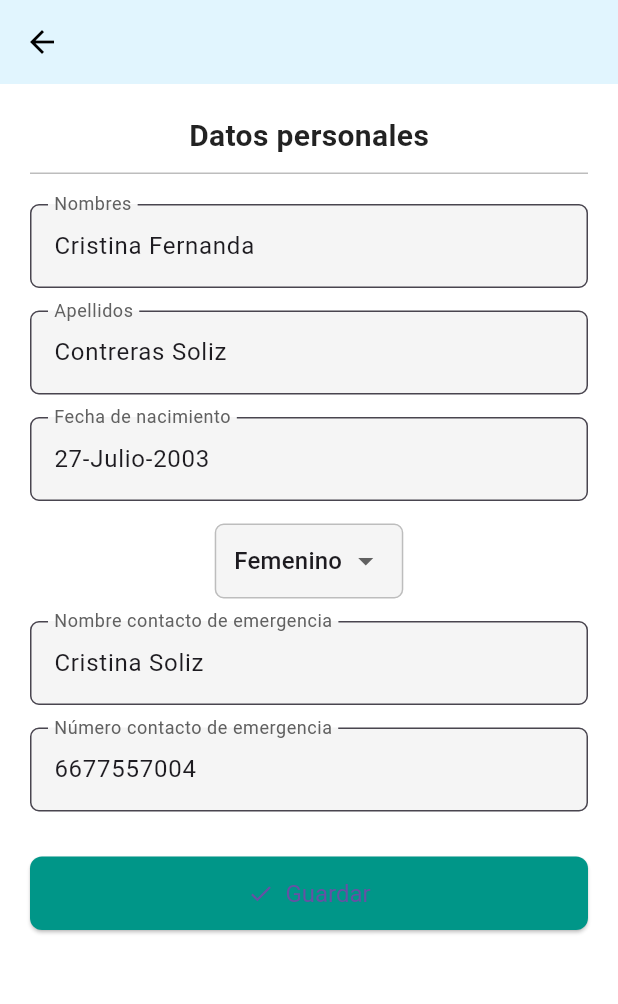
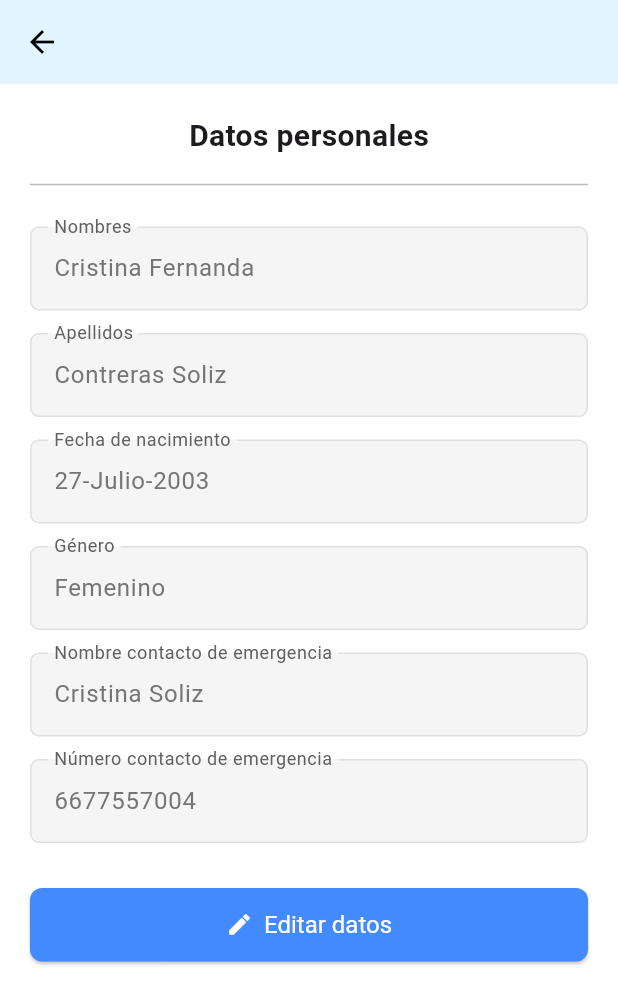
Before and after one commit to Samuel1722003/EmerScanFrontend, a Flutter app: the screen it shows after launch, after a tap on "Datos personales", on a phone screen of 412 x 824 dp. Shown: the top 1004 px of the screen. Run offline on Flutter 3.47's test engine with Material 3 defaults, Android fonts, the phone set to English and light mode, and no system bars.

Commit message:
Cambios de muchas pantallas

```diff
--- a/hfe_frontend/lib/screens/home.dart
+++ b/hfe_frontend/lib/screens/home.dart
@@ -17,27 +17,37 @@ class HomeScreen extends StatelessWidget {
 
   Widget _buildDrawer(BuildContext context) {
     return Drawer(
-      child: ListView(
-        padding: EdgeInsets.zero,
+      child: Column(
         children: [
-          // Header del Drawer
-          DrawerHeader(
-            decoration: BoxDecoration(
-              color: Colors.lightBlue[50],
+          // Encabezado con imagen y nombre
+          UserAccountsDrawerHeader(
+            decoration: BoxDecoration(color: Colors.lightBlue[50]),
+            currentAccountPicture: CircleAvatar(
+              backgroundColor: Colors.white,
+              child: Icon(Icons.person, size: 50, color: Colors.grey),
             ),
-            child: Text(
-              'Menú',
+            accountName: Text(
+              'Cristina',
               style: TextStyle(
+                fontSize: 18,
+                fontWeight: FontWeight.bold,
                 color: Colors.black87,
-                fontSize: 24,
               ),
             ),
+            accountEmail: null,
           ),
 
+          // Opciones de menú
+          Expanded(
+            child: Column(
+              children: [
                 // Opción Datos personales
                 ListTile(
-            leading: Icon(Icons.person),
-            title: Text('Datos personales'),
+                  leading: Icon(Icons.person, color: Colors.blueGrey),
+                  title: Text(
+                    'Datos personales',
+                    style: TextStyle(color: Colors.black87),
+                  ),
                   onTap: () {
                     Navigator.pushNamed(context, 'PersonalDataScreen');
                   },
@@ -45,8 +55,11 @@ class HomeScreen extends StatelessWidget {
 
                 // Opción Datos médicos
                 ListTile(
-            leading: Icon(Icons.medical_services),
-            title: Text('Datos médicos'),
+                  leading: Icon(Icons.medical_services, color: Colors.blueGrey),
+                  title: Text(
+                    'Datos médicos',
+                    style: TextStyle(color: Colors.black87),
+                  ),
                   onTap: () {
                     Navigator.pushNamed(context, 'MedicalDataScreen');
                   },
@@ -54,13 +67,26 @@ class HomeScreen extends StatelessWidget {
 
                 Divider(),
 
-          // Cerrar sesión
                 ListTile(
-            leading: Icon(Icons.logout),
-            title: Text('Cerrar sesión'),
+                  leading: Icon(Icons.settings, color: Colors.grey[700]),
+                  title: Text(
+                    'Ajustes',
+                    style: TextStyle(color: Colors.grey[700]),
+                  ),
+                  onTap: () {},
+                ),
+                ListTile(
+                  leading: Icon(Icons.exit_to_app, color: Colors.grey[700]),
+                  title: Text(
+                    'Salir',
+                    style: TextStyle(color: Colors.grey[700]),
+                  ),
                   onTap: () {
                     Navigator.pushReplacementNamed(context, 'LoginScreen');
                   },
+                ),
+              ],
+            ),
           ),
         ],
       ),
@@ -109,7 +135,12 @@ class HomeScreen extends StatelessWidget {
     );
   }
 
-  Widget _buildHomeButton(BuildContext context, {required IconData icon, required String label, required Function() onTap}) {
+  Widget _buildHomeButton(
+    BuildContext context, {
+    required IconData icon,
+    required String label,
+    required Function() onTap,
+  }) {
     return GestureDetector(
       onTap: onTap,
       child: Column(
@@ -121,11 +152,7 @@ class HomeScreen extends StatelessWidget {
               color: Colors.blueGrey[50],
               borderRadius: BorderRadius.circular(8),
             ),
-            child: Icon(
-              icon,
-              size: 70,
-              color: Colors.blueGrey,
-            ),
+            child: Icon(icon, size: 70, color: Colors.blueGrey),
           ),
           SizedBox(height: 10),
           Text(
--- a/hfe_frontend/lib/screens/login.dart
+++ b/hfe_frontend/lib/screens/login.dart
@@ -2,7 +2,7 @@
 
 import 'package:flutter/material.dart';
 import 'package:hfe_frontend/screens/screen.dart';
-import 'package:hfe_frontend/widgets/inputText.dart';
+import 'package:hfe_frontend/screens/widgets.dart';
 
 class LoginScreen extends StatelessWidget {
   const LoginScreen({super.key});
--- a/hfe_frontend/lib/screens/screen.dart
+++ b/hfe_frontend/lib/screens/screen.dart
@@ -4,8 +4,6 @@ library;
 export 'package:hfe_frontend/screens/error.dart';
 export 'package:hfe_frontend/screens/home.dart';
 export 'package:hfe_frontend/screens/register.dart';
-export 'package:hfe_frontend/widgets/MenuButton.dart';
-export 'package:hfe_frontend/widgets/MedicalCard.dart';
 export 'package:hfe_frontend/screens/screen_personal_data.dart';
 export 'package:hfe_frontend/screens/screen_medical_data.dart';
 export 'package:hfe_frontend/screens/settings.dart';
--- a/hfe_frontend/lib/screens/screen_medical_data.dart
+++ b/hfe_frontend/lib/screens/screen_medical_data.dart
@@ -1,5 +1,5 @@
 import 'package:flutter/material.dart';
-import 'package:hfe_frontend/screens/screen.dart';
+import 'package:hfe_frontend/screens/widgets.dart';
 
 class ScreenMedicalData extends StatelessWidget {
   const ScreenMedicalData({super.key});
@@ -24,10 +24,16 @@ class ScreenMedicalData extends StatelessWidget {
 
             // Contenedor para mostrar los cuadros de información
             Expanded(
-              child: Wrap(
-                spacing: 16,
-                runSpacing: 16,
-                children: const [
+              child: GridView.builder(
+                gridDelegate: SliverGridDelegateWithFixedCrossAxisCount(
+                  crossAxisCount: 2, // Dos columnas
+                  crossAxisSpacing: 16.0, // Espacio entre columnas
+                  mainAxisSpacing: 16.0, // Espacio entre filas
+                ),
+                itemCount: 7, // Número total de elementos
+                itemBuilder: (context, index) {
+                  // Creación de los MedicalCard según el índice
+                  List<Widget> medicalCards = const [
                     MedicalCard(
                       title: "Grupo Sanguíneo",
                       content: "O+",
@@ -70,7 +76,10 @@ class ScreenMedicalData extends StatelessWidget {
                       icon: Icons.local_hospital,
                       color: Colors.indigo,
                     ),
-                ],
+                  ];
+
+                  return medicalCards[index];
+                },
               ),
             ),
           ],
--- a/hfe_frontend/lib/screens/screen_personal_data.dart
+++ b/hfe_frontend/lib/screens/screen_personal_data.dart
@@ -1,4 +1,5 @@
 import 'package:flutter/material.dart';
+import 'package:hfe_frontend/screens/widgets.dart';
 
 class PersonalDataScreen extends StatefulWidget {
   const PersonalDataScreen({super.key});
@@ -8,7 +9,6 @@ class PersonalDataScreen extends StatefulWidget {
 }
 
 class _PersonalDataScreenState extends State<PersonalDataScreen> {
-  // Controladores de texto para los campos
   final TextEditingController _firstNameController = TextEditingController(
     text: "Cristina Fernanda",
   );
@@ -25,159 +25,130 @@ class _PersonalDataScreenState extends State<PersonalDataScreen> {
     text: "6677557004",
   );
 
-  // Valor seleccionado para el género
   String _selectedGender = "Femenino";
+  bool _isEditing = false;
 
   @override
   Widget build(BuildContext context) {
     return Scaffold(
       backgroundColor: Colors.white,
-
       appBar: AppBar(
         backgroundColor: Colors.lightBlue[50],
         elevation: 0,
-        iconTheme: IconThemeData(color: Colors.black),
+        iconTheme: const IconThemeData(color: Colors.black),
       ),
-
       body: SingleChildScrollView(
         padding: const EdgeInsets.symmetric(horizontal: 20, vertical: 10),
-
         child: Column(
           crossAxisAlignment: CrossAxisAlignment.center,
           children: [
-            SizedBox(height: 10),
-
-            // Título
-            Text(
+            const SizedBox(height: 10),
+            const Text(
               'Datos personales',
-              style: TextStyle(
-                fontSize: 20,
-                fontWeight: FontWeight.bold,
-                color: Colors.black87,
-              ),
+              style: TextStyle(fontSize: 20, fontWeight: FontWeight.bold),
             ),
-
-            // Línea divisoria
-            SizedBox(height: 10),
-            Container(
-              height: 1,
-              width: double.infinity,
-              color: Colors.grey[400],
+            const SizedBox(height: 10),
+            Divider(color: Colors.grey[400]),
+            const SizedBox(height: 20),
+            CustomTextField(
+              label: 'Nombres',
+              controller: _firstNameController,
+              isEditable: _isEditing,
             ),
-
-            SizedBox(height: 20),
-
-            // Campo Nombres
-            _buildTextField('Nombres', _firstNameController),
-
-            SizedBox(height: 15),
-
-            // Campo Apellidos
-            _buildTextField('Apellidos', _lastNameController),
-
-            SizedBox(height: 15),
-
-            // Campo Fecha de nacimiento
-            _buildTextField('Fecha de nacimiento', _birthDateController),
-
-            SizedBox(height: 15),
-
-            // Selector de Género
-            _buildDropdownGender(),
-
-            SizedBox(height: 15),
-
-            // Nombre del contacto de emergencia
-            _buildTextField(
-              'Nombre contacto de emergencia',
-              _emergencyNameController,
+            const SizedBox(height: 15),
+            CustomTextField(
+              label: 'Apellidos',
+              controller: _lastNameController,
+              isEditable: _isEditing,
             ),
-
-            SizedBox(height: 15),
-
-            // Número de contacto de emergencia
-            _buildTextField(
-              'Número contacto de emergencia',
-              _emergencyPhoneController,
+            const SizedBox(height: 15),
+            CustomTextField(
+              label: 'Fecha de nacimiento',
+              controller: _birthDateController,
+              isEditable: _isEditing,
             ),
-
-            SizedBox(height: 30),
-
-            // Botón Guardar
+            const SizedBox(height: 15),
+            _isEditing
+                ? GenderDropdownWidget(
+                  selectedGender: _selectedGender,
+                  onChanged: (newValue) {
+                    if (_isEditing) {
+                      setState(() {
+                        _selectedGender = newValue!;
+                      });
+                    }
+                  },
+                  isEditable: _isEditing,
+                )
+                : CustomTextField(
+                  label: 'Género',
+                  controller: TextEditingController(text: _selectedGender),
+                  isEditable: false,
+                ),
+            const SizedBox(height: 15),
+            CustomTextField(
+              label: 'Nombre contacto de emergencia',
+              controller: _emergencyNameController,
+              isEditable: _isEditing,
+            ),
+            const SizedBox(height: 15),
+            CustomTextField(
+              label: 'Número contacto de emergencia',
+              controller: _emergencyPhoneController,
+              isEditable: _isEditing,
+            ),
+            const SizedBox(height: 30),
             SizedBox(
               width: double.infinity,
               child: ElevatedButton.icon(
                 onPressed: () {
-                  // Acción de guardar los datos
-                  ScaffoldMessenger.of(context).showSnackBar(
-                    SnackBar(content: Text('Datos guardados correctamente')),
-                  );
+                  setState(() {
+                    _isEditing = !_isEditing;
+                  });
                 },
-                icon: Icon(Icons.check),
-                label: Text('Guardar'),
+                icon: Icon(
+                  _isEditing ? Icons.check : Icons.edit,
+                  color: Colors.white,
+                ),
+                label: Text(
+                  _isEditing ? 'Guardar' : 'Editar datos',
+                  style: const TextStyle(color: Colors.white),
+                ),
                 style: ElevatedButton.styleFrom(
-                  backgroundColor: Colors.teal, // Color verde como en la imagen
-                  padding: EdgeInsets.symmetric(vertical: 15),
-                  textStyle: TextStyle(fontSize: 16),
+                  backgroundColor: _isEditing ? Colors.teal : Colors.blueAccent,
+                  padding: const EdgeInsets.symmetric(vertical: 15),
+                  textStyle: const TextStyle(fontSize: 16),
                   shape: RoundedRectangleBorder(
                     borderRadius: BorderRadius.circular(8),
                   ),
                 ),
               ),
             ),
+            if (_isEditing) ...[
+              const SizedBox(height: 10),
+              SizedBox(
+                width: double.infinity,
+                child: ElevatedButton(
+                  onPressed: () {
+                    setState(() {
+                      _isEditing = false;
+                    });
+                  },
+                  child: const Text('Cancelar', selectionColor: Colors.white,),
+                  style: ElevatedButton.styleFrom(
+                    backgroundColor: Colors.redAccent,
+                    padding: const EdgeInsets.symmetric(vertical: 15),
+                    textStyle: const TextStyle(fontSize: 16, color: Colors.white),
+                    shape: RoundedRectangleBorder(
+                      borderRadius: BorderRadius.circular(8),
+                    ),
+                  ),
+                ),
+              ),
+            ],
           ],
         ),
       ),
     );
   }
-
-  // Widget para construir un campo de texto
-  Widget _buildTextField(String label, TextEditingController controller) {
-    return TextField(
-      controller: controller,
-      decoration: InputDecoration(
-        labelText: label,
-        labelStyle: TextStyle(color: Colors.grey[700]),
-        fillColor: Colors.grey[100],
-        filled: true,
-        border: OutlineInputBorder(
-          borderRadius: BorderRadius.circular(6),
-          borderSide: BorderSide(color: Colors.grey.shade400),
-        ),
-        focusedBorder: OutlineInputBorder(
-          borderRadius: BorderRadius.circular(6),
-          borderSide: BorderSide(color: Colors.blueAccent),
-        ),
-      ),
-    );
-  }
-
-  // Widget para el Dropdown de género
-  Widget _buildDropdownGender() {
-    return Container(
-      padding: EdgeInsets.symmetric(horizontal: 12),
-      decoration: BoxDecoration(
-        color: Colors.grey[100],
-        borderRadius: BorderRadius.circular(6),
-        border: Border.all(color: Colors.grey.shade400),
-      ),
-      child: DropdownButtonHideUnderline(
-        child: DropdownButton<String>(
-          value: _selectedGender,
-          items:
-              ['Femenino', 'Masculino', 'Otro'].map((String value) {
-                return DropdownMenuItem<String>(
-                  value: value,
-                  child: Text(value),
-                );
-              }).toList(),
-          onChanged: (newValue) {
-            setState(() {
-              _selectedGender = newValue!;
-            });
-          },
-        ),
-      ),
-    );
-  }
 }
--- /dev/null
+++ b/hfe_frontend/lib/screens/widgets.dart
@@ -0,0 +1,7 @@
+library;
+
+export 'package:hfe_frontend/widgets/MenuButton.dart';
+export 'package:hfe_frontend/widgets/MedicalCard.dart';
+export 'package:hfe_frontend/widgets/inputText.dart';
+export 'package:hfe_frontend/widgets/TextField.dart';
+export 'package:hfe_frontend/widgets/GenderDropdown.dart';
--- /dev/null
+++ b/hfe_frontend/lib/widgets/GenderDropdown.dart
@@ -0,0 +1,47 @@
+import 'package:flutter/material.dart';
+
+
+class GenderDropdownWidget extends StatelessWidget {
+  final String selectedGender;
+  final ValueChanged<String?> onChanged;
+  final bool isEditable;
+
+  const GenderDropdownWidget({
+    super.key,
+    required this.selectedGender,
+    required this.onChanged,
+    required this.isEditable,
+  });
+
+  @override
+  Widget build(BuildContext context) {
+    return Container(
+      padding: const EdgeInsets.symmetric(horizontal: 12),
+      decoration: BoxDecoration(
+        color: Colors.grey[100],
+        borderRadius: BorderRadius.circular(6),
+        border: Border.all(color: Colors.grey.shade400),
+      ),
+      child: isEditable
+          ? DropdownButtonHideUnderline(
+              child: DropdownButton<String>(
+                value: selectedGender,
+                items: ['Femenino', 'Masculino', 'Otro'].map((String value) {
+                  return DropdownMenuItem<String>(
+                    value: value,
+                    child: Text(value),
+                  );
+                }).toList(),
+                onChanged: onChanged,
+              ),
+            )
+          : Padding(
+              padding: const EdgeInsets.symmetric(vertical: 14),
+              child: Text(
+                selectedGender,
+                style: TextStyle(fontSize: 16, color: Colors.grey[800]),
+              ),
+            ),
+    );
+  }
+}
--- /dev/null
+++ b/hfe_frontend/lib/widgets/SaveButton.dart
@@ -0,0 +1,27 @@
+import 'package:flutter/material.dart';
+
+class SaveButtonWidget extends StatelessWidget {
+  final VoidCallback onPressed;
+
+  const SaveButtonWidget({super.key, required this.onPressed});
+
+  @override
+  Widget build(BuildContext context) {
+    return SizedBox(
+      width: double.infinity,
+      child: ElevatedButton.icon(
+        onPressed: onPressed,
+        icon: const Icon(Icons.check),
+        label: const Text('Guardar'),
+        style: ElevatedButton.styleFrom(
+          backgroundColor: Colors.teal,
+          padding: const EdgeInsets.symmetric(vertical: 15),
+          textStyle: const TextStyle(fontSize: 16),
+          shape: RoundedRectangleBorder(
+            borderRadius: BorderRadius.circular(8),
+          ),
+        ),
+      ),
+    );
+  }
+}
--- /dev/null
+++ b/hfe_frontend/lib/widgets/TextField.dart
@@ -0,0 +1,41 @@
+import 'package:flutter/material.dart';
+
+class CustomTextField extends StatelessWidget {
+  final String label;
+  final TextEditingController controller;
+  final bool isEditable;
+
+  const CustomTextField({
+    super.key,
+    required this.label,
+    required this.controller,
+    this.isEditable = false,
+  });
+
+  @override
+  Widget build(BuildContext context) {
+    return TextField(
+      controller: controller,
+      enabled: isEditable,
+      decoration: InputDecoration(
+        labelText: label,
+        labelStyle: TextStyle(color: Colors.grey[700]),
+        fillColor: Colors.grey[100],
+        filled: true,
+        border: OutlineInputBorder(
+          borderRadius: BorderRadius.circular(6),
+          borderSide: BorderSide(color: Colors.grey.shade400),
+        ),
+        focusedBorder: OutlineInputBorder(
+          borderRadius: BorderRadius.circular(6),
+          borderSide: const BorderSide(color: Colors.blueAccent),
+        ),
+        disabledBorder: OutlineInputBorder(
+          borderRadius: BorderRadius.circular(6),
+          borderSide: BorderSide(color: Colors.grey.shade300),
+        ),
+      ),
+      style: TextStyle(color: isEditable ? Colors.black87 : Colors.grey[600]),
+    );
+  }
+}
```
Lines whose indentation alone changed are shown as unchanged.
